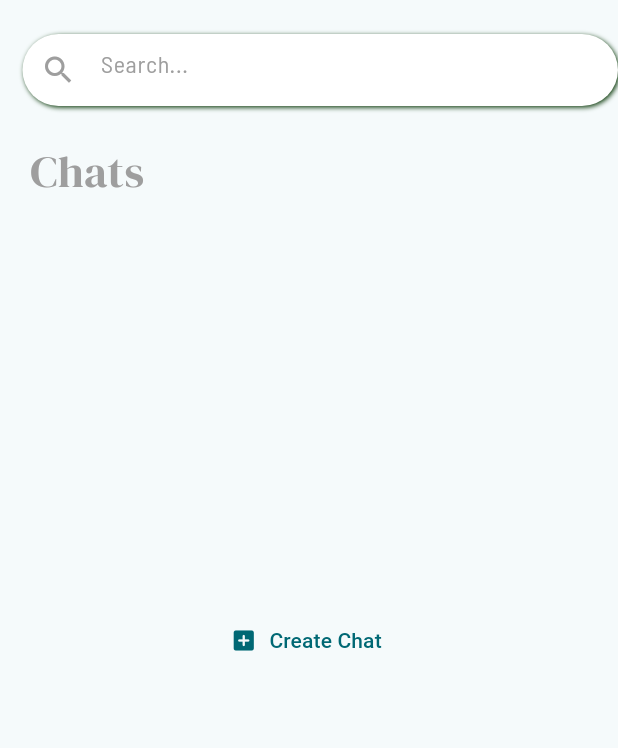
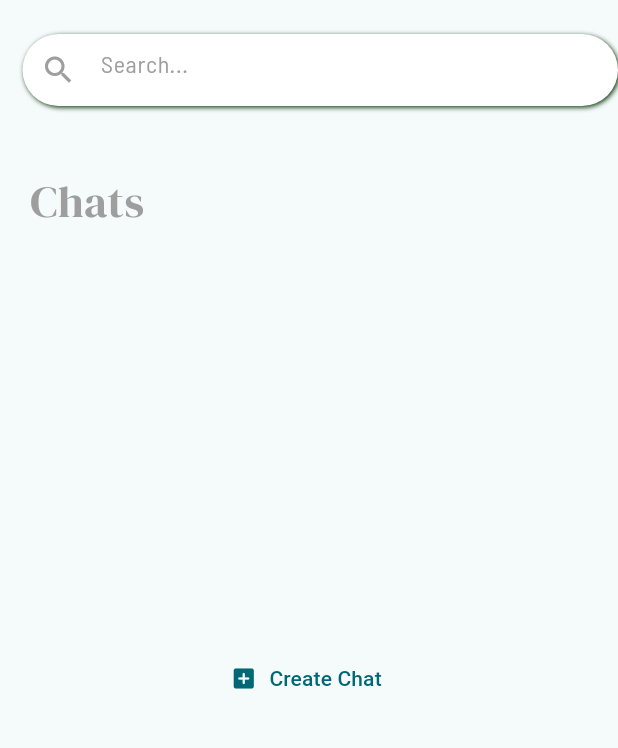
Before and after one commit to Achuabhijith2003/learnxt, a Flutter app: the Home screen opened directly, on a phone screen of 412 x 824 dp, the part 146-894 px from its top. Run offline on Flutter 3.47's test engine with Material 3 defaults, Android fonts, the phone set to English and light mode, and no system bars; our stand-ins replace animate_do, another_flutter_splash_screen, cloud_firestore, file_picker, firebase_auth, firebase_core and 11 more; missing offline and left inert: pdf_text; accounts and stored records are empty; network calls fail; statements that could not run were skipped.

Commit message:
Logout ,ads in home screen

```diff
--- a/lib/Screen/Settings.dart
+++ b/lib/Screen/Settings.dart
@@ -16,6 +16,7 @@ class Settings extends StatefulWidget {
 }
 
 class _SettingsState extends State<Settings> {
+  @override
   void initState() {
     super.initState();
     nativeadvancedadloader();
@@ -54,7 +55,7 @@ class _SettingsState extends State<Settings> {
 
   @override
   Widget build(BuildContext context) {
-    Authservices _authservices = Authservices();
+    Authservices authservices = Authservices();
     return Scaffold(
       body: Stack(
         children: [
@@ -169,7 +170,7 @@ class _SettingsState extends State<Settings> {
                         title: const Text('Logout'),
                         leading: const Icon(Icons.logout_outlined),
                         onTap: () async {
-                          if (await _authservices.logout()) {
+                          if (await authservices.logout()) {
                             Navigator.pushReplacement(
                                 // ignore: use_build_context_synchronously
                                 context,
--- a/lib/Screen/home.dart
+++ b/lib/Screen/home.dart
@@ -26,6 +26,7 @@ class _HomeState extends State<Home> {
   void initState() {
     super.initState();
     BannerAdload();
+    BannerAdload2();
     fetch_user_profile();
   }
 
@@ -34,9 +35,12 @@ class _HomeState extends State<Home> {
   List<Map<String, dynamic>> data = [];
   late BannerAd _bannerAd;
   bool isbanneradsload = false;
+  late BannerAd _bannerAd2;
+  bool isbanneradsload2 = false;
   BannerAdload() {
     _bannerAd = BannerAd(
         size: AdSize.banner,
+        // adUnitId: 'ca-app-pub-3940256099942544/9214589741',
         adUnitId: "ca-app-pub-8568607330093795/5482884902",
         listener: BannerAdListener(
           onAdLoaded: (ad) {
@@ -51,6 +55,33 @@ class _HomeState extends State<Home> {
         ),
         request: const AdRequest());
     _bannerAd.load();
+  }
+
+  BannerAdload2() {
+    _bannerAd2 = BannerAd(
+        size: AdSize.banner,
+        // adUnitId: 'ca-app-pub-3940256099942544/9214589741',
+        adUnitId: "ca-app-pub-8568607330093795/5482884902",
+        listener: BannerAdListener(
+          onAdLoaded: (ad) {
+            setState(() {
+              isbanneradsload2 = true;
+            });
+          },
+          onAdFailedToLoad: (ad, error) {
+            ad.dispose();
+            print("Error in ads banner:$error");
+          },
+        ),
+        request: const AdRequest());
+    _bannerAd2.load();
+  }
+
+  @override
+  void dispose() {
+    _bannerAd.dispose();
+    _bannerAd2.dispose();
+    super.dispose();
   }
 
   final GlobalKey<ScaffoldState> _globalKey = GlobalKey();
@@ -92,13 +123,7 @@ class _HomeState extends State<Home> {
                 )
               ],
             ),
-            // Display banner ad if loaded
-            if (isbanneradsload)
-              SizedBox(
-                height: _bannerAd.size.height.toDouble(),
-                width: _bannerAd.size.width.toDouble(),
-                child: AdWidget(ad: _bannerAd),
-              ),
+
             // Searching panal
             Padding(
               padding: const EdgeInsets.only(top: 120, left: 15),
@@ -139,11 +164,36 @@ class _HomeState extends State<Home> {
             ),
             Column(
               children: [
+                // Display banner ad if loaded
+                // Display banner ad if loaded
+                if (isbanneradsload2)
+                  Padding(
+                    padding: const EdgeInsets.only(top: 180),
+                    child: SizedBox(
+                      height: _bannerAd.size.height.toDouble(),
+                      width: _bannerAd.size.width.toDouble(),
+                      child: AdWidget(ad: _bannerAd2),
+                    ),
+                  ),
                 Row(
                   children: [
-                    Padding(
+                    // conditon to place chats text when ads is true /false
+                    isbanneradsload2
+                        ? Padding(
                             padding: const EdgeInsets.only(
-                        top: 190,
+                              top: 20,
+                              left: 20,
+                            ),
+                            child: Text(
+                              "Chats",
+                              style: GoogleFonts.dmSerifDisplay(
+                                  fontSize: 30, color: Colors.grey),
+                              textAlign: TextAlign.center,
+                            ),
+                          )
+                        : Padding(
+                            padding: const EdgeInsets.only(
+                              top: 210,
                               left: 20,
                             ),
                             child: Text(
@@ -158,7 +208,7 @@ class _HomeState extends State<Home> {
               ],
             ),
             Positioned(
-              top: 225,
+              top: 275,
               left: 0,
               right: 0,
               bottom: 0,
```
Also changed, not shown: lib/Screen/user_profile.dart (+13 -13 lines). Lines whose indentation alone changed are shown as unchanged.
